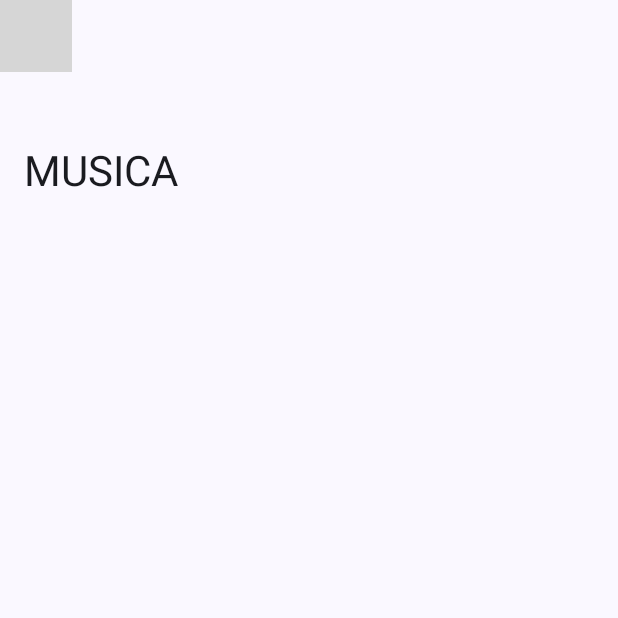
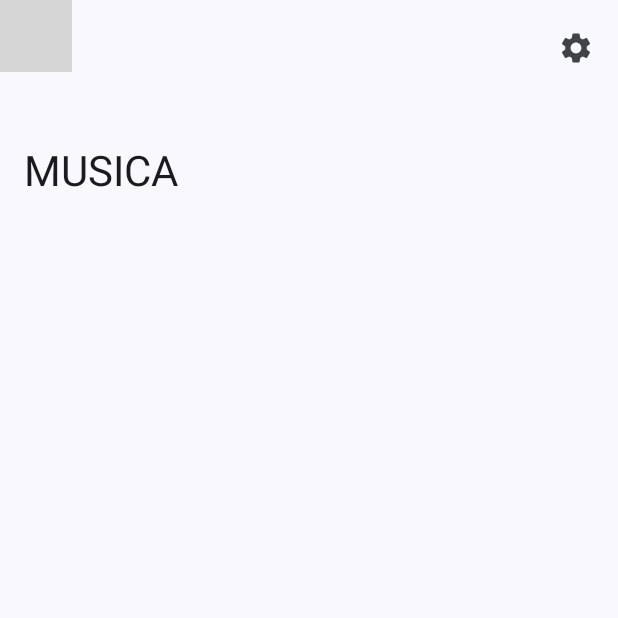
Before and after one commit to christianPRR/MUSICA, an Android app built with Jetpack Compose: the screen it shows after launch (MainActivity), on a phone screen of 412 x 824 dp, the top half of it. Run offline under Robolectric (Android 15) with nearby library versions, the phone set to English and light mode, and no system bars; 5 statements that could not run were skipped; grey boxes are pictures that could not be loaded.

Commit message:
Update MainActivity.kt

```diff
--- a/app/src/main/java/com/musica/app/MainActivity.kt
+++ b/app/src/main/java/com/musica/app/MainActivity.kt
@@ -92,6 +92,7 @@ class MainActivity : ComponentActivity() {
             var playing by remember { mutableStateOf(false) }
             var currentId by remember { mutableStateOf<String?>(null) }
             var showPlayer by remember { mutableStateOf(false) }
+            var showSettings by remember { mutableStateOf(false) }
             DisposableEffect(controller) {
                 val c = controller
                 playing = c?.isPlaying ?: false
@@ -107,7 +108,7 @@ class MainActivity : ComponentActivity() {
 
             Box(Modifier.fillMaxSize()) {
                 Scaffold(
-                    topBar = { LargeTopAppBar(title = { Text("MUSICA") }) },
+                    topBar = { LargeTopAppBar(title = { Text("MUSICA") }, actions = { IconButton({ showSettings = true }) { Icon(Icons.Default.Settings, "Ajustes") } }) },
                     bottomBar = {
                         Surface(tonalElevation = 3.dp, modifier = Modifier.clickable(enabled = current != null) { showPlayer = true }) {
                             Row(Modifier.fillMaxWidth().navigationBarsPadding().padding(12.dp),
@@ -146,6 +147,10 @@ class MainActivity : ComponentActivity() {
                 if (showPlayer && current != null) {
                     BackHandler { showPlayer = false }
                     PlayerScreen(current, controller, playing) { showPlayer = false }
+                }
+                if (showSettings) {
+                    BackHandler { showSettings = false }
+                    SettingsScreen { showSettings = false }
                 }
             }
         }
```
